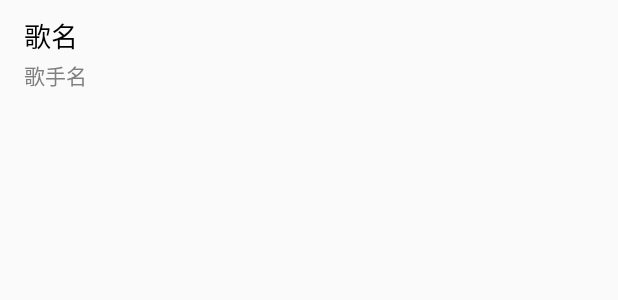
After one commit to minminaya/BogeMusic, an Android app: the layout item_recycle_view.xml on its own in the app's theme, with its tools: preview values and no code run, on a phone screen of 412 x 824 dp. The commit adds this screen. Shown: the top 300 px of the screen. Run offline under Robolectric (Android 15) with nearby library versions, the phone set to English and light mode, and no system bars.

Commit message:
完成本地音乐列表结构

```diff
--- /dev/null
+++ b/presentation/src/main/res/layout/item_recycle_view.xml
@@ -0,0 +1,26 @@
+<?xml version="1.0" encoding="utf-8"?>
+<RelativeLayout xmlns:android="http://schemas.android.com/apk/res/android"
+    android:layout_width="match_parent"
+    android:layout_height="60dp"
+    android:layout_marginStart="@dimen/activity_horizontal_margin">
+
+    <TextView
+        android:id="@+id/text_item_song_title"
+        android:layout_width="wrap_content"
+        android:layout_height="wrap_content"
+        android:layout_marginTop="10dp"
+        android:text="歌名"
+        android:textColor="@color/black"
+        android:textSize="18sp" />
+
+    <TextView
+        android:id="@+id/text_item_artist"
+        android:layout_width="wrap_content"
+        android:layout_height="wrap_content"
+        android:layout_below="@id/text_item_song_title"
+        android:layout_marginTop="2dp"
+        android:text="歌手名"
+        android:textColor="@color/gray"
+        android:textSize="14sp" />
+
+</RelativeLayout>
--- a/presentation/src/main/res/values/colors.xml
+++ b/presentation/src/main/res/values/colors.xml
@@ -100,7 +100,6 @@
     <color name="lightskyblue">#87CEFA</color><!--亮天蓝色 -->
     <color name="skyblue">#87CEEB</color><!--天蓝色 -->
     <color name="gray">#808080</color><!--灰色 -->
-    <color name="grey">#808080</color><!--灰色 -->
     <color name="olive">#808000</color><!--橄榄色 -->
     <color name="purple">#800080</color><!--紫色 -->
     <color name="maroon">#800000</color><!--粟色 -->
--- a/presentation/src/main/res/values/styles.xml
+++ b/presentation/src/main/res/values/styles.xml
@@ -6,6 +6,7 @@
         <item name="colorPrimary">@color/colorPrimary</item>
         <item name="colorPrimaryDark">@color/black</item>
         <item name="colorAccent">@color/colorAccent</item>
+
     </style>
 
     <style name="AppTheme.NoActionBar">
```
Also changed, not shown: presentation/src/main/java/com/minminaya/bogemusic/mine/activity/ListBaseActivity.java (+59 -0 lines), presentation/src/main/java/com/minminaya/bogemusic/mine/adapter/ListFragmentItemAdapter.java (added, +62 -0 lines), presentation/src/main/java/com/minminaya/bogemusic/mine/fragment/ListFragment.java (added, +68 -0 lines), presentation/src/main/res/layout/fragment_list.xml (added, +11 -0 lines), presentation/src/main/res/layout/layout_list_base_activity.xml (+6 -1 lines).
